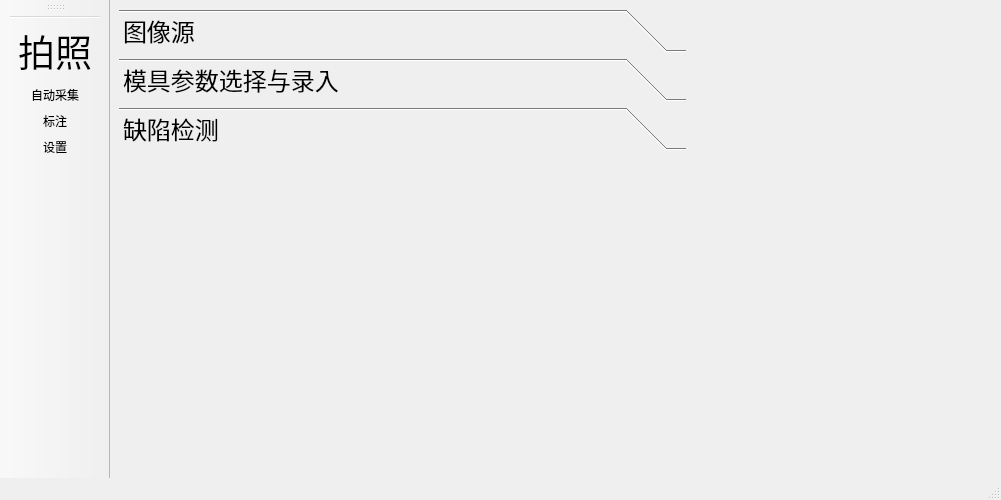
This is collect.ui in bianhongyong/industrail_software as Qt 5 draws it before an edit. The edited form follows.
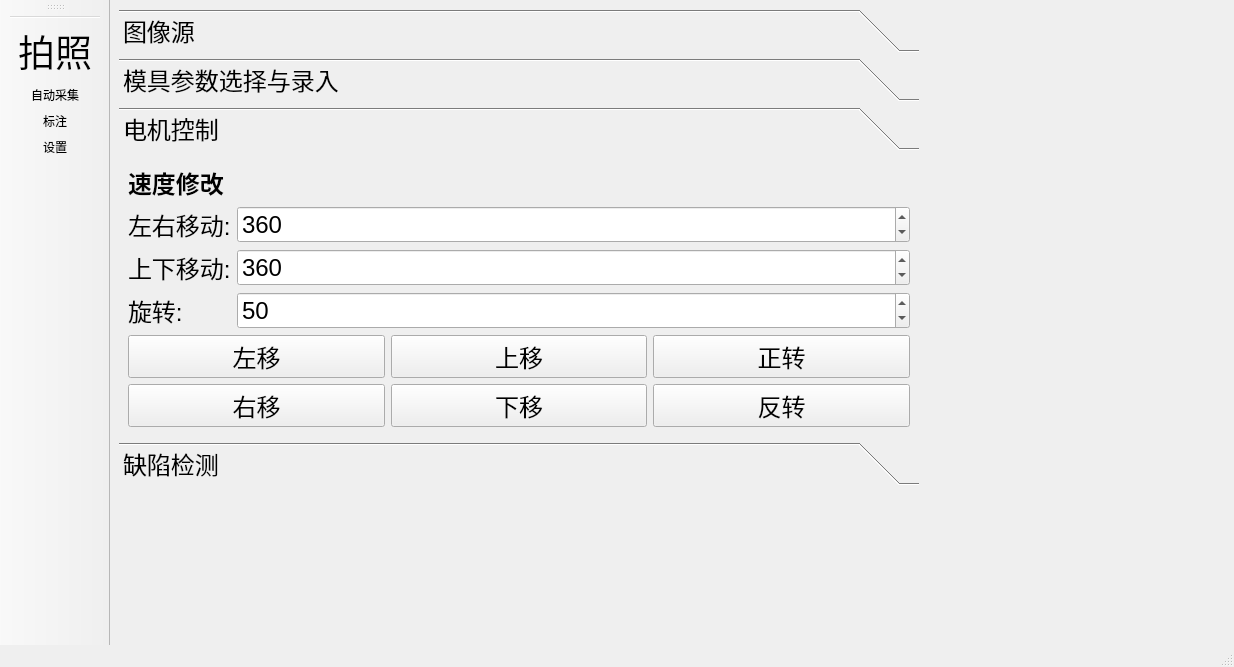
This is the edited form. The open tabs and pages were chosen to show the change. Icons and pictures are not drawn. Custom widgets are drawn as their Qt base class.

Commit message: 新增电机控制，位置显示功能

```diff
--- a/collect.ui
+++ b/collect.ui
@@ -6,8 +6,8 @@
    <rect>
     <x>0</x>
     <y>0</y>
-    <width>1001</width>
-    <height>500</height>
+    <width>1178</width>
+    <height>667</height>
    </rect>
   </property>
   <property name="windowTitle">
@@ -30,7 +30,7 @@
         </property>
         <property name="minimumSize">
          <size>
-          <width>400</width>
+          <width>800</width>
           <height>0</height>
          </size>
         </property>
@@ -255,8 +255,148 @@
           <rect>
            <x>0</x>
            <y>0</y>
-           <width>623</width>
-           <height>102</height>
+           <width>800</width>
+           <height>242</height>
+          </rect>
+         </property>
+         <property name="minimumSize">
+          <size>
+           <width>800</width>
+           <height>0</height>
+          </size>
+         </property>
+         <attribute name="label">
+          <string>电机控制</string>
+         </attribute>
+         <layout class="QVBoxLayout" name="verticalLayout_4">
+          <item>
+           <layout class="QFormLayout" name="formLayout_3">
+            <item row="0" column="0" colspan="2">
+             <widget class="QLabel" name="label_5">
+              <property name="font">
+               <font>
+                <pointsize>18</pointsize>
+                <weight>75</weight>
+                <bold>true</bold>
+                <underline>false</underline>
+               </font>
+              </property>
+              <property name="text">
+               <string>速度修改</string>
+              </property>
+             </widget>
+            </item>
+            <item row="1" column="0">
+             <widget class="QLabel" name="label_2">
+              <property name="text">
+               <string>左右移动:</string>
+              </property>
+             </widget>
+            </item>
+            <item row="1" column="1">
+             <widget class="QSpinBox" name="speed_axle">
+              <property name="maximum">
+               <number>2000</number>
+              </property>
+              <property name="value">
+               <number>360</number>
+              </property>
+             </widget>
+            </item>
+            <item row="2" column="0">
+             <widget class="QLabel" name="label_3">
+              <property name="text">
+               <string>上下移动:</string>
+              </property>
+             </widget>
+            </item>
+            <item row="2" column="1">
+             <widget class="QSpinBox" name="speed_updown">
+              <property name="maximum">
+               <number>2000</number>
+              </property>
+              <property name="value">
+               <number>360</number>
+              </property>
+             </widget>
+            </item>
+            <item row="3" column="0">
+             <widget class="QLabel" name="label_4">
+              <property name="text">
+               <string>旋转:</string>
+              </property>
+             </widget>
+            </item>
+            <item row="3" column="1">
+             <widget class="QSpinBox" name="speed_rotate">
+              <property name="maximum">
+               <number>2000</number>
+              </property>
+              <property name="value">
+               <number>50</number>
+              </property>
+             </widget>
+            </item>
+           </layout>
+          </item>
+          <item>
+           <layout class="QGridLayout" name="gridLayout">
+            <item row="1" column="2">
+             <widget class="QPushButton" name="move_up_3">
+              <property name="text">
+               <string>反转</string>
+              </property>
+             </widget>
+            </item>
+            <item row="1" column="0">
+             <widget class="QPushButton" name="move_right">
+              <property name="text">
+               <string>右移</string>
+              </property>
+             </widget>
+            </item>
+            <item row="0" column="0">
+             <widget class="QPushButton" name="move_left">
+              <property name="text">
+               <string>左移</string>
+              </property>
+              <property name="checkable">
+               <bool>false</bool>
+              </property>
+             </widget>
+            </item>
+            <item row="0" column="2">
+             <widget class="QPushButton" name="move_up_2">
+              <property name="text">
+               <string>正转</string>
+              </property>
+             </widget>
+            </item>
+            <item row="1" column="1">
+             <widget class="QPushButton" name="move_down">
+              <property name="text">
+               <string>下移</string>
+              </property>
+             </widget>
+            </item>
+            <item row="0" column="1">
+             <widget class="QPushButton" name="move_up">
+              <property name="text">
+               <string>上移</string>
+              </property>
+             </widget>
+            </item>
+           </layout>
+          </item>
+         </layout>
+        </widget>
+        <widget class="QWidget" name="page4">
+         <property name="geometry">
+          <rect>
+           <x>0</x>
+           <y>0</y>
+           <width>800</width>
+           <height>147</height>
           </rect>
          </property>
          <attribute name="label">
@@ -270,10 +410,13 @@
         <property name="orientation">
          <enum>Qt::Vertical</enum>
         </property>
+        <property name="sizeType">
+         <enum>QSizePolicy::Expanding</enum>
+        </property>
         <property name="sizeHint" stdset="0">
          <size>
           <width>78</width>
-          <height>88</height>
+          <height>100</height>
          </size>
         </property>
        </spacer>
```
Left out of the diff: 20 changed lines with no effect on the pictures. The commit also changes 27 other files.
